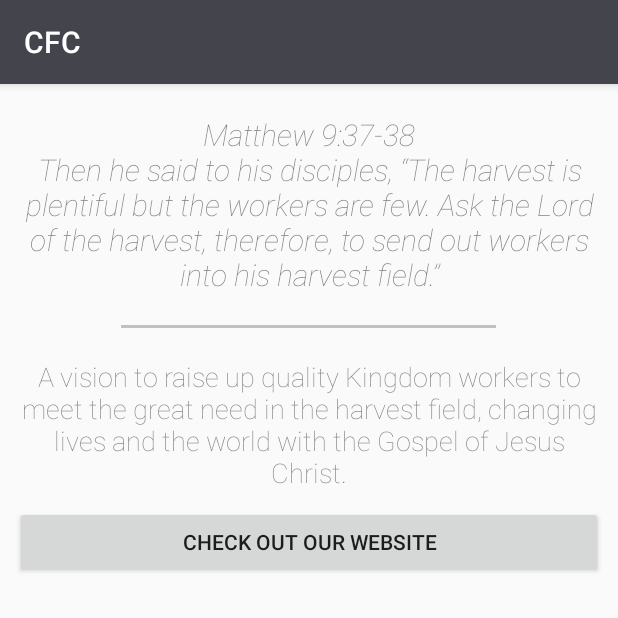
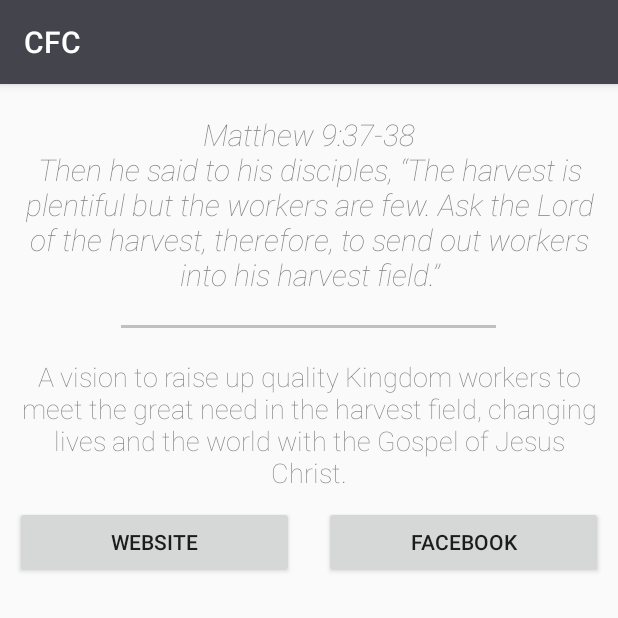
Before and after one commit to KeehuanArthur/CFC, an Android app: the fragment CFCabout shown on its own in the app's theme, on a phone screen of 412 x 824 dp, the top half of it. Run offline under Robolectric (Android 15) with nearby library versions, the light colour scheme and no system bars; libraries missing offline, so code that uses them is left out: com.amazonaws.mobileconnectors.

```diff
--- a/app/src/main/java/com/example/arthurlee/cfc/CFCabout.java
+++ b/app/src/main/java/com/example/arthurlee/cfc/CFCabout.java
@@ -19,6 +19,7 @@ public class CFCabout extends Fragment
 
     private int mPage;
     private Button mWebsiteButton;
+    private Button mFacebookButton;
 
     public static CFCabout newInstance(int page) {
         //Bundle args = new Bundle();
@@ -52,6 +53,16 @@ public class CFCabout extends Fragment
             }
         });
 
+        mFacebookButton = (Button)view.findViewById( R.id.facebook_button);
+        mFacebookButton.setOnClickListener(new View.OnClickListener(){
+            @Override
+            public void onClick(View v)
+            {
+                Intent browserIntent = new Intent(Intent.ACTION_VIEW, Uri.parse("https://www.facebook.com/cfchomeIllinois/?fref=ts"));
+                startActivity(browserIntent);
+            }
+        });
+
         return view;
     }
 }
--- a/app/src/main/java/com/example/arthurlee/cfc/DropdownControls.java
+++ b/app/src/main/java/com/example/arthurlee/cfc/DropdownControls.java
@@ -13,6 +13,10 @@ import android.widget.RemoteViews;
 
 /**
  * Created by arthurlee on 8/12/15.
+ *
+ * This class is used to control the media controller through the notification center
+ * it uses the Notification builder and is created though a background service.
+ * don't really remember why i made it this way TT_TT
  */
 public class DropdownControls extends Service
 {
@@ -120,6 +124,7 @@ public class DropdownControls extends Service
                 .build();
 
         mSermonController.bigContentView = getExpandedView( isPlaying );
+        mSermonController.priority = Notification.PRIORITY_HIGH;
         mSermonController.flags = Notification.FLAG_ONGOING_EVENT;
 
 
--- a/app/src/main/java/com/example/arthurlee/cfc/MediaActivity.java
+++ b/app/src/main/java/com/example/arthurlee/cfc/MediaActivity.java
@@ -188,6 +188,7 @@ public class MediaActivity extends FragmentActivity {
         intent.putExtra(DropdownControls.ACTION_NOTIFICATION_EXTRA_PASSAGE, mSermonScripture);
 
         intent.setAction(DropdownControls.ACTION_NOTIFICATION_NULL);
+
         getApplicationContext().startService(intent);
 
 
--- a/app/src/main/java/com/example/arthurlee/cfc/SermonPlayer.java
+++ b/app/src/main/java/com/example/arthurlee/cfc/SermonPlayer.java
@@ -19,6 +19,8 @@ import java.util.concurrent.TimeUnit;
  * Created by arthurlee on 7/29/15.
  *
  * this is a singleton because you don't want 2 sermons to be playing at the same time
+ *
+ * if you want the graphical stuff, go to MediaActivity
  */
 public class SermonPlayer extends Object {
 
--- a/app/src/main/res/layout/about_fragment.xml
+++ b/app/src/main/res/layout/about_fragment.xml
@@ -36,12 +36,28 @@
         android:gravity="center"/>
 
 
-    <Button
-        android:id="@+id/about_website_button"
-        android:text="@string/website_button"
+    <LinearLayout
         android:layout_width="match_parent"
-        android:layout_height="wrap_content"
-        android:layout_margin="10dp"
-        />
+        android:layout_height="match_parent">
+
+        <Button
+            android:id="@+id/about_website_button"
+            android:text="@string/website_button"
+            android:layout_width="0dp"
+            android:layout_height="wrap_content"
+            android:layout_margin="10dp"
+            android:layout_weight="1"
+            />
+
+        <Button
+            android:id="@+id/facebook_button"
+            android:text="@string/facebook_button"
+            android:layout_width="0dp"
+            android:layout_height="wrap_content"
+            android:layout_margin="10dp"
+            android:layout_weight="1"
+            />
+    </LinearLayout>
+
 
 </LinearLayout>
--- a/app/src/main/res/values/strings.xml
+++ b/app/src/main/res/values/strings.xml
@@ -13,7 +13,8 @@
     <string name="listen_button">Listen</string>
     <string name="drawer_open">drawer open</string>
     <string name="drawer_close">drawer closed</string>
-    <string name="website_button">Check out our website</string>
+    <string name="website_button">Website</string>
+    <string name="facebook_button">Facebook</string>
     <string name="latest_sermons">Latest Sermons</string>
     <string name="newest_sermon">Newest Sermon</string>
     <string name="announcements">Announcements</string>
```
Also changed, not shown: app/src/main/java/com/example/arthurlee/cfc/LibraryFragment.java (+7 -6 lines), app/src/main/java/com/example/arthurlee/cfc/SpecificSermonListFragment.java (+26 -0 lines), app/src/main/res/layout/dropdown_controls.xml (+22 -2 lines), app/src/main/res/drawable/cfclogo_se2.png (added).
